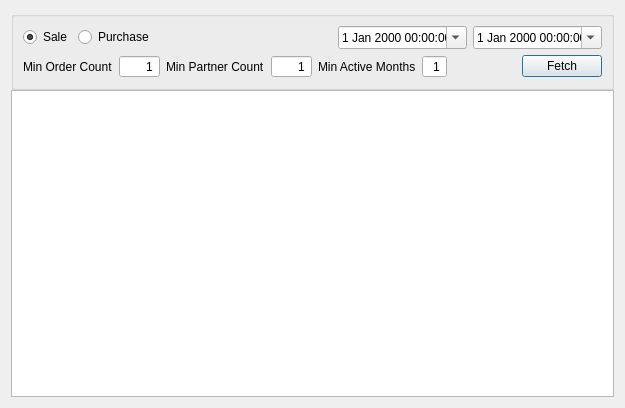
Before: the Qt Designer form inventory_heat/inventoryheatdialog.ui in ytxerp/ytx-client, drawn with Qt 5.
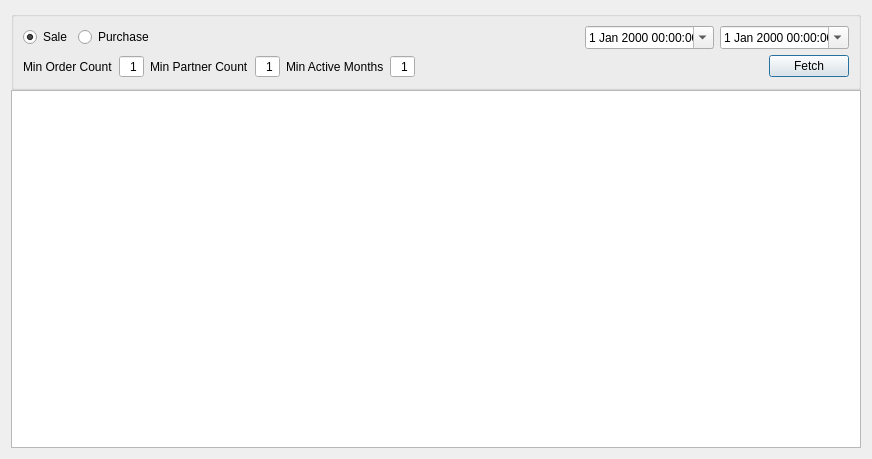
After: the same form once the commit is applied. Custom widgets are drawn as their Qt base class.

```diff
--- a/inventory_heat/inventoryheatdialog.ui
+++ b/inventory_heat/inventoryheatdialog.ui
@@ -6,8 +6,8 @@
    <rect>
     <x>0</x>
     <y>0</y>
-    <width>625</width>
-    <height>408</height>
+    <width>872</width>
+    <height>459</height>
    </rect>
   </property>
   <property name="windowTitle">
@@ -43,12 +43,6 @@
           <property name="showGroupSeparator" stdset="0">
            <bool>true</bool>
           </property>
-          <property name="minimum">
-           <number>1</number>
-          </property>
-          <property name="maximum">
-           <number>9999</number>
-          </property>
           <property name="value">
            <number>1</number>
           </property>
@@ -72,12 +66,6 @@
           <property name="showGroupSeparator" stdset="0">
            <bool>true</bool>
           </property>
-          <property name="minimum">
-           <number>1</number>
-          </property>
-          <property name="maximum">
-           <number>9999</number>
-          </property>
           <property name="value">
            <number>1</number>
           </property>
@@ -101,12 +89,6 @@
           <property name="showGroupSeparator" stdset="0">
            <bool>true</bool>
           </property>
-          <property name="minimum">
-           <number>1</number>
-          </property>
-          <property name="maximum">
-           <number>12</number>
-          </property>
           <property name="value">
            <number>1</number>
           </property>
```
